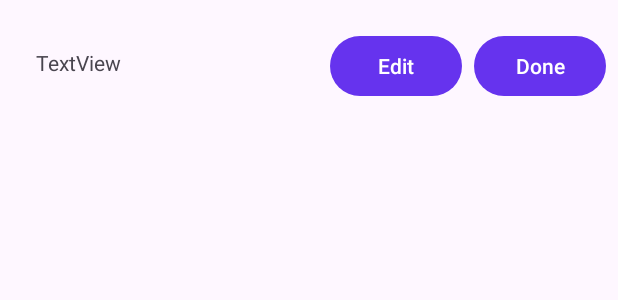
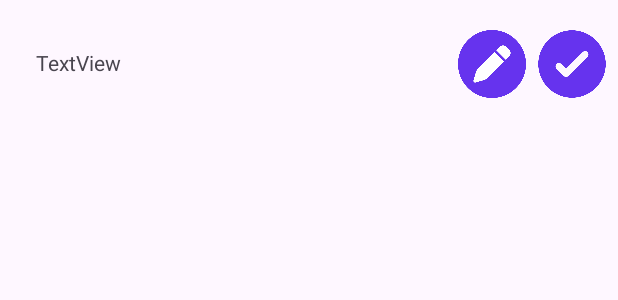
Before and after one commit to AlbertoArroyoS/ToDoList, an Android app: the layout item_tarea.xml on its own in the app's theme, with its tools: preview values and no code run, on a phone screen of 412 x 824 dp. Shown: the top 300 px of the screen. Run offline under Robolectric (Android 15) with nearby library versions, the phone set to English and light mode, and no system bars.

Commit message:
Pongo iconos de edit y check

```diff
--- a/Android_Studio/app/src/main/res/layout/item_tarea.xml
+++ b/Android_Studio/app/src/main/res/layout/item_tarea.xml
@@ -15,26 +15,26 @@
         app:layout_constraintStart_toStartOf="parent"
         app:layout_constraintTop_toTopOf="parent" />
 
-    <Button
+    <ImageView
         android:id="@+id/botonDone"
-        android:layout_width="wrap_content"
-        android:layout_height="wrap_content"
         android:layout_marginTop="20dp"
         android:layout_marginEnd="8dp"
-        android:text="@string/done"
+        android:layout_width="45dp"
+        android:layout_height="45dp"
+        android:src="@drawable/check"
         app:layout_constraintEnd_toEndOf="parent"
         app:layout_constraintTop_toTopOf="parent"
         android:onClick="borrarTarea" />
 
-    <Button
+    <ImageView
         android:id="@+id/botonEditar"
-        android:layout_width="wrap_content"
-        android:layout_height="wrap_content"
+        android:layout_width="45dp"
+        android:layout_height="45dp"
         android:layout_marginTop="20dp"
         android:layout_marginEnd="8dp"
-        android:text="@string/edit"
+        android:onClick="modificarTarea"
+        android:src="@drawable/edit"
         app:layout_constraintEnd_toStartOf="@+id/botonDone"
-        app:layout_constraintTop_toTopOf="parent"
-        android:onClick="modificarTarea"/>
+        app:layout_constraintTop_toTopOf="parent" />
 
 </androidx.constraintlayout.widget.ConstraintLayout>
```
Also changed, not shown: Android_Studio/app/src/main/res/drawable/check.png (added), Android_Studio/app/src/main/res/drawable/edit.png (added).
